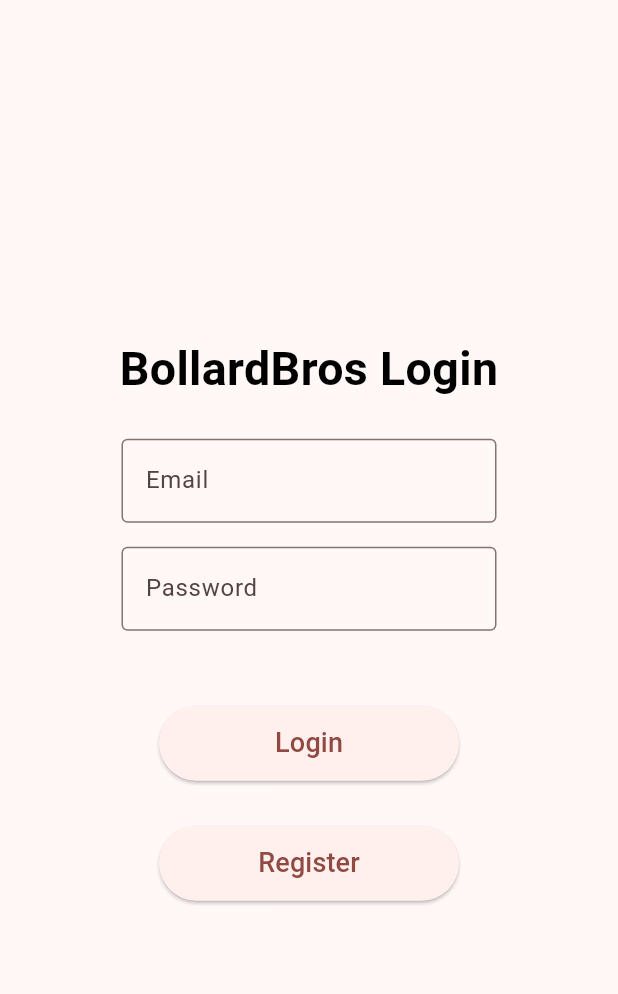
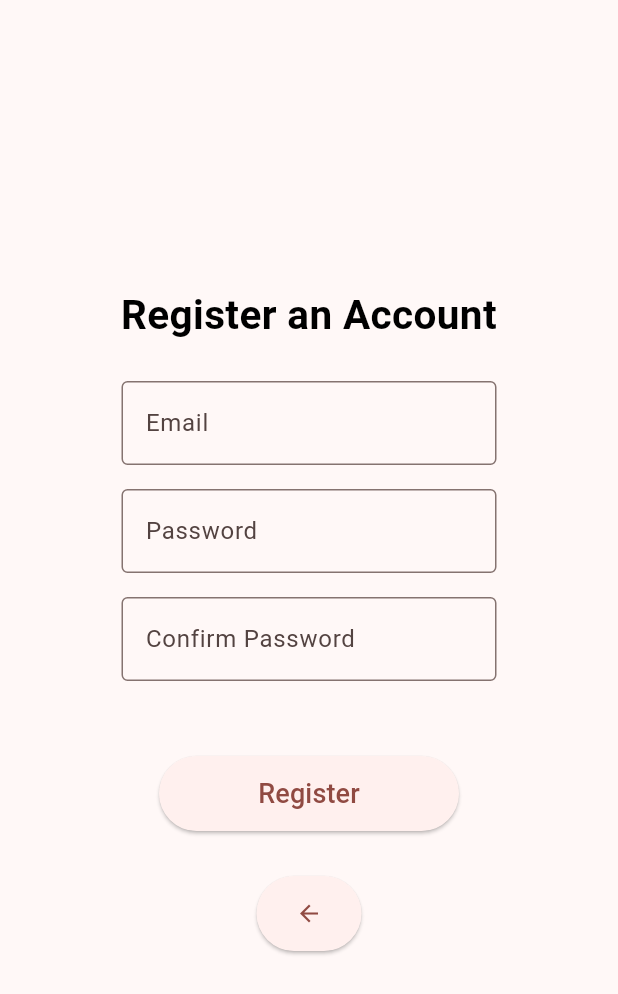
Before and after one commit to Quantomato/iot_project_mobile_app, a Flutter app: the screen it shows after launch, after a tap on "Register", on a phone screen of 412 x 824 dp. Shown: the top 994 px of the screen. Run offline on Flutter 3.47's test engine with Material 3 defaults, Android fonts, the phone set to English and light mode, and no system bars; our stand-ins replace firebase_auth; accounts and stored records are empty.

Commit message:
Added Register Page

```diff
--- a/lib/main.dart
+++ b/lib/main.dart
@@ -1,7 +1,13 @@
 import 'package:flutter/material.dart';
+import 'package:flutter/services.dart';
 import 'package:firebase_auth/firebase_auth.dart';
 
-void main() {
+void main() async{
+  WidgetsFlutterBinding.ensureInitialized();
+  await SystemChrome.setPreferredOrientations([
+    DeviceOrientation.portraitUp,
+    DeviceOrientation.portraitDown,
+  ]);
   runApp(const MyApp());
 }
 
@@ -112,7 +118,10 @@ class _LoginPageState extends State<LoginPage> {
               height: 50,
               child: ElevatedButton(
                 onPressed: () {
-
+                  Navigator.push(
+                    context,
+                    MaterialPageRoute(builder: (context) => const RegisterPage(title: "Register Page")),
+                  );
                 },
                 child: const Text(
                   'Register',
@@ -138,10 +147,147 @@ class RegisterPage extends StatefulWidget {
 }
 
 class _RegisterPageState extends State<RegisterPage>{
+  final TextEditingController _textControllerEmail = TextEditingController();
+  final TextEditingController _textControllerPassword = TextEditingController();
+  final TextEditingController _textControllerConfirmPassword = TextEditingController();
+  bool _isSnackBarActive = false;
+
+  void _showErrorSnackBar(String message) {
+    if (_isSnackBarActive) return;
+
+    _isSnackBarActive = true;
+    final messenger = ScaffoldMessenger.of(context);
+
+    messenger.showSnackBar(
+      SnackBar(
+        content: Text(
+          message,
+          style: const TextStyle(color: Colors.white),
+        ),
+        backgroundColor: Colors.red,
+        duration: const Duration(seconds: 3),
+        behavior: SnackBarBehavior.floating,
+      ),
+    ).closed.then((_) {
+      // Reset flag when snackbar disappears
+      _isSnackBarActive = false;
+    });
+  }
+
+  @override
+  void dispose(){
+    _textControllerEmail.dispose();
+    super.dispose();
+  }
+
   @override
   Widget build(BuildContext context){
     return Scaffold(
+      body: Center(
+        child: Column(
+          mainAxisAlignment: MainAxisAlignment.center,
+          children: <Widget>[
+            //Bollardbros text
+            SizedBox(
+              width: 260,
+              child: Text(
+                "Register an Account",
+                textAlign: TextAlign.center,
+                style: TextStyle(
+                  color: Colors.black,
+                  fontSize: 27.0,
+                  fontWeight: FontWeight.bold,
+                ),
+              ),
+            ),
+            const SizedBox(height: 25),
 
+            // Email TextField
+            SizedBox(
+              width: 250,
+              child: TextField(
+                controller: _textControllerEmail,
+                decoration: const InputDecoration(
+                  labelText: 'Email',
+                  border: OutlineInputBorder(),
+                ),
+              ),
+            ),
+            const SizedBox(height: 16),
+
+            // Password TextField
+            SizedBox(
+              width: 250,
+              child: TextField(
+                controller: _textControllerPassword,
+                obscureText: true,
+                decoration: const InputDecoration(
+                  labelText: 'Password',
+                  border: OutlineInputBorder(),
+                ),
+              ),
+            ),
+            const SizedBox(height: 16),
+
+            // Confirm Password TextField
+            SizedBox(
+              width: 250,
+              child: TextField(
+                controller: _textControllerConfirmPassword,
+                obscureText: true,
+                decoration: const InputDecoration(
+                  labelText: 'Confirm Password',
+                  border: OutlineInputBorder(),
+                ),
+              ),
+            ),
+            const SizedBox(height: 50),
+
+            // Register button
+            SizedBox(
+              width: 200,
+              height: 50,
+              child: ElevatedButton(
+                onPressed: () {
+                  String email = _textControllerEmail.text.trim();
+                  String password = _textControllerPassword.text.trim();
+                  String confirmPassword = _textControllerConfirmPassword.text.trim();
+
+                  if (email.isEmpty) {
+                    _showErrorSnackBar('Email field is empty!');
+                  } else if (password.isEmpty || confirmPassword.isEmpty) {
+                    _showErrorSnackBar('Password or Confirm Password field is empty!');
+                  } else if (password != confirmPassword) {
+                    _showErrorSnackBar('Passwords do not match!');
+                  } else if (password.length < 8){
+                    _showErrorSnackBar('Password is too short!');
+                  } else {
+                    //Register user logic here
+                  }
+                },
+                child: const Text(
+                  'Register',
+                  style: TextStyle(fontSize: 18),
+                ),
+              ),
+            ),
+            const SizedBox(height: 30),
+
+            //Back Button
+            SizedBox(
+              width: 70,
+              height: 50,
+              child: ElevatedButton(
+                onPressed: () {
+                  ScaffoldMessenger.of(context).hideCurrentSnackBar();
+                  Navigator.pop(context);
+                },
+                child: const Icon(Icons.arrow_back),
+              ),
+            ),
+          ],
+        ),
+      ),
     );
   }
 }
```
Lines whose indentation alone changed are shown as unchanged.
